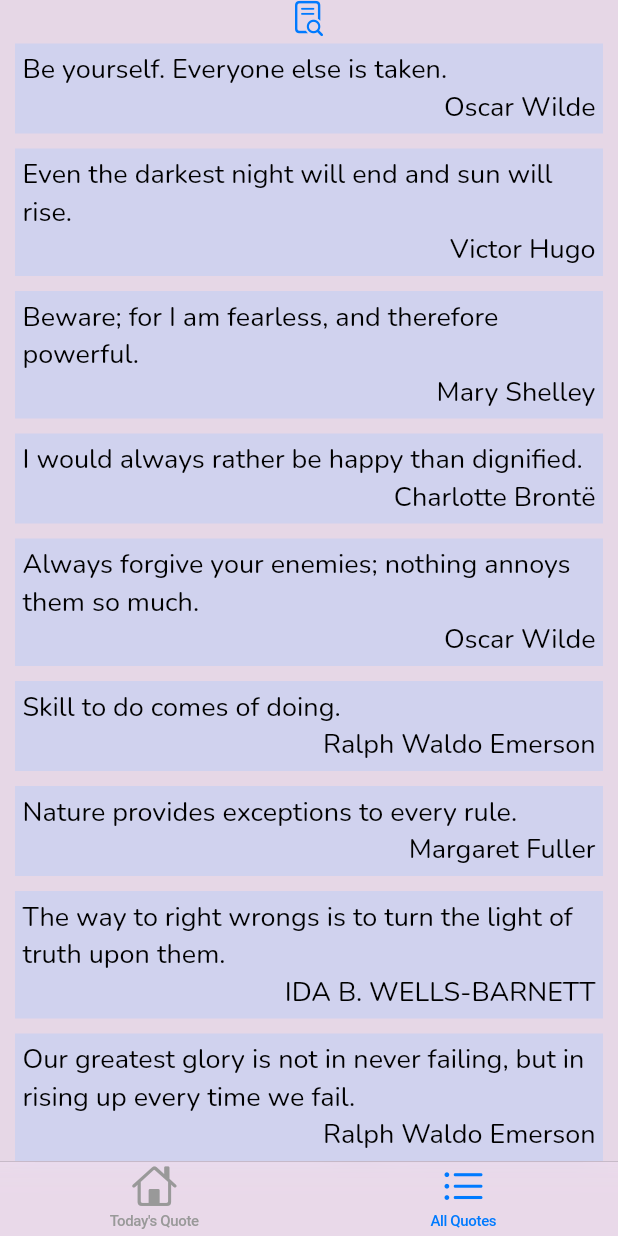
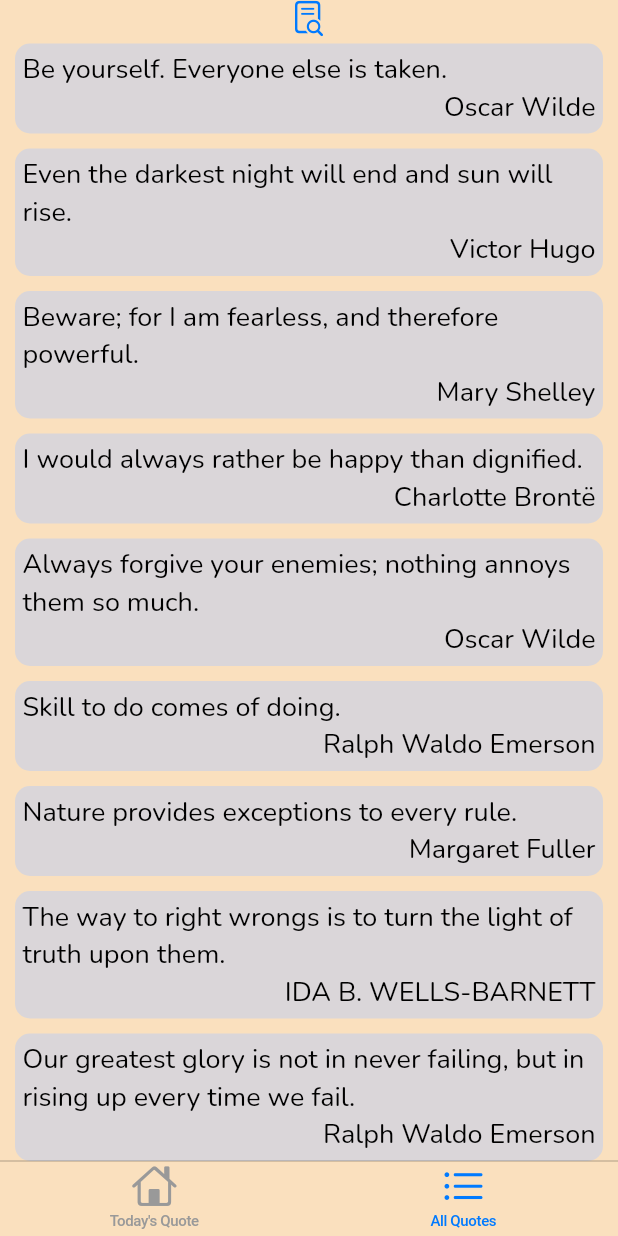
Before and after one commit to omparaday/motivationalquotes, a Flutter app: the screen it shows after launch, after a tap on "All Quotes", on a phone screen of 412 x 824 dp. Run offline on Flutter 3.47's test engine with Material 2 defaults, Android fonts, the phone set to English and light mode, and no system bars; drawn by our look-alikes of flutter_slidable; our stand-ins replace flutter_local_notifications, flutter_native_timezone, google_fonts, share_plus, shared_preferences, timezone and 1 more; missing offline and left inert: shared_preferences_web.

Commit message:
Colors updated

```diff
--- a/lib/NotificationService.dart
+++ b/lib/NotificationService.dart
@@ -37,7 +37,6 @@ class NotificationService {
 
   void onDidReceiveLocalNotification(
       int id, String? title, String? body, String? payload) {
-    print('id $id');
   }
 
   Future<void> showLocalNotification({
--- a/lib/listpage.dart
+++ b/lib/listpage.dart
@@ -1,5 +1,3 @@
-import 'dart:math';
-
 import 'package:flutter/cupertino.dart';
 import 'package:flutter/foundation.dart';
 import 'package:flutter/material.dart';
@@ -7,10 +5,7 @@ import 'package:motivational_quotes/dbhelpers/DailyData.dart';
 import 'package:motivational_quotes/dbhelpers/QuoteHelper.dart';
 import 'package:motivational_quotes/widgets/DecoratedText.dart';
 import 'package:motivational_quotes/widgets/ImageShare.dart';
-import 'package:motivational_quotes/widgets/RounderSegmentControl.dart';
 import 'package:share_plus/share_plus.dart';
-
-import 'l10n/Localizations.dart';
 
 class AllQuotesPage extends StatefulWidget {
   @override
@@ -18,7 +13,7 @@ class AllQuotesPage extends StatefulWidget {
 }
 
 class _AllQuotesPageState extends State<AllQuotesPage> {
-  late List<Widget> recentData;
+  late List<Widget> allQuotesWidgetList;
 
   void dataChangeCallback() {
     fetchAllQuotes();
@@ -27,7 +22,7 @@ class _AllQuotesPageState extends State<AllQuotesPage> {
   @override
   void initState() {
     super.initState();
-    recentData = [];
+    allQuotesWidgetList = [];
     registerWriteCallback(dataChangeCallback);
     fetchAllQuotes();
   }
@@ -44,7 +39,7 @@ class _AllQuotesPageState extends State<AllQuotesPage> {
               Container(
                   child: Column(
                 crossAxisAlignment: CrossAxisAlignment.stretch,
-                children: recentData,
+                children: allQuotesWidgetList,
               ))
             ],
           ),
@@ -55,12 +50,12 @@ class _AllQuotesPageState extends State<AllQuotesPage> {
 
   Future<void> fetchAllQuotes() async {
     Map<String, dynamic> quoteList = await QuoteHelper.getAllQuotes();
-    recentData.clear();
+    allQuotesWidgetList.clear();
     quoteList?.forEach((key, value) {
-      recentData.add(DecoratedText(key, value[value.keys.elementAt(0)], value.keys.elementAt(0), showSharePopup));
+      allQuotesWidgetList.add(DecoratedText(key, value[value.keys.elementAt(0)], value.keys.elementAt(0), showSharePopup));
     });
     setState(() {
-      recentData = recentData;
+      allQuotesWidgetList = allQuotesWidgetList;
     });
   }
 
--- a/lib/main.dart
+++ b/lib/main.dart
@@ -14,7 +14,7 @@ const double SMALL_FONTSIZE = 16;
 const double FONTSIZE = 18;
 const double MEDIUM_FONTSIZE = 20;
 const double LARGE_FONTSIZE = 28;
-const Color commonBG = Color.fromARGB(189, 242, 225, 242);
+const Color commonBG = Color.fromARGB(255, 250, 224, 190);
 void main() {
   runApp(new CupertinoApp(
       debugShowCheckedModeBanner: false,
--- a/lib/quoteoftheday.dart
+++ b/lib/quoteoftheday.dart
@@ -18,11 +18,14 @@ import 'dart:math' as math;
 import 'main.dart';
 
 const int ID_DAILY_NOTIFICATION = 1;
+
 class QuoteOfTheDay extends StatefulWidget {
   @override
   State<QuoteOfTheDay> createState() => _QuoteOfTheDayState();
 }
-class _QuoteOfTheDayState extends State<QuoteOfTheDay> with WidgetsBindingObserver {
+
+class _QuoteOfTheDayState extends State<QuoteOfTheDay>
+    with WidgetsBindingObserver {
   late quote.Quote? _quote;
   bool _isFavoriteQuote = false;
   late List<Widget> _favoriteQuoteWidgets;
@@ -53,10 +56,10 @@ class _QuoteOfTheDayState extends State<QuoteOfTheDay> with WidgetsBindingObserv
         }
         DateTime nextTimeToNotify = DateTime.now().add(Duration(minutes: 5));
         //nextTimeToNotify = new DateTime(nextTimeToNotify.year, nextTimeToNotify.month, nextTimeToNotify.day, 20, 30);
-        int secondsToNotify = nextTimeToNotify.difference(DateTime.now()).inSeconds;
+        int secondsToNotify =
+            nextTimeToNotify.difference(DateTime.now()).inSeconds;
         notificationService.cancelSingleNotifications(ID_DAILY_NOTIFICATION);
         fetchFavoriteQuotes();
-        print('fetching favorite quotes');
         break;
       case AppLifecycleState.inactive:
         break;
@@ -70,9 +73,7 @@ class _QuoteOfTheDayState extends State<QuoteOfTheDay> with WidgetsBindingObserv
   @override
   void initState() {
     super.initState();
-    quote.QuoteHelper.registerFavoriteUpdateCallback(
-            () {
-              print('inside callback');
+    quote.QuoteHelper.registerFavoriteUpdateCallback(() {
       fetchFavoriteQuotes();
     });
     _dateKey = dailydata.getDateKeyFormat(DateTime.now());
@@ -93,12 +94,6 @@ class _QuoteOfTheDayState extends State<QuoteOfTheDay> with WidgetsBindingObserv
 
   @override
   Widget build(BuildContext context) {
-    print('in build');
-    for (Widget widget in _favoriteQuoteWidgets) {
-      DecoratedText dt = widget as DecoratedText;
-      print(dt.text);
-    }
-
     return Container(
         margin: EdgeInsets.only(left: 10.0, right: 10.0),
         child: SingleChildScrollView(
@@ -113,64 +108,54 @@ class _QuoteOfTheDayState extends State<QuoteOfTheDay> with WidgetsBindingObserv
                     L10n.of(context).resource('quoteoftheday'),
                     style: TextStyle(fontSize: 22, fontWeight: FontWeight.bold),
                   ),
-                  _quote != null ? GestureDetector(
+                  _quote != null
+                      ? GestureDetector(
                           onHorizontalDragEnd: (DragEndDetails details) {
-                        print(details.primaryVelocity);
-                        print('pps' + details.velocity.pixelsPerSecond.toString());
-                        if (details.velocity.pixelsPerSecond.dx.abs() > details.velocity.pixelsPerSecond.dy.abs()) {
+                            if (details.velocity.pixelsPerSecond.dx.abs() >
+                                details.velocity.pixelsPerSecond.dy.abs()) {
                               if (details.primaryVelocity! > 0) {
                                 // User swiped Left
-                            print('left');
                               } else if (details.primaryVelocity! < 0) {
                                 // User swiped Right
-                            print('right');
                               }
                             }
                           },
                           child: Container(
                             padding: EdgeInsets.all(5.0),
                             decoration: BoxDecoration(
-                          borderRadius: BorderRadius.all(Radius.circular(5.0)),
+                              borderRadius:
+                                  BorderRadius.all(Radius.circular(5.0)),
                             ),
-                        child: Column(mainAxisSize: MainAxisSize.min, children: <Widget>[
+                            child: Column(
+                                mainAxisSize: MainAxisSize.min,
+                                children: <Widget>[
                                   RepaintBoundary(
                                       key: globalKey,
                                       child: Container(
-                                width: math.min(300, MediaQuery.of(context).size.width),
-                                color: Color.fromARGB(255, 250, 224, 190),
+                                        width: math.min(300,
+                                            MediaQuery.of(context).size.width),
+                                        color:
+                                            Color.fromARGB(255, 250, 224, 190),
                                         padding: EdgeInsets.all(10),
                                         child: Column(
                                           children: <Widget>[
-                                    Row(children: <Widget>[
-                                      Image.asset(
-                                        'assets/goodnessOldPaper.png',
-                                        width: 15,
-                                        height: 15,
-                                      ),
-                                      SizedBox(
-                                        width: 10,
-                                      ),
-                                      Text(
-                                        'goodness.day',
-                                        style: TextStyle(
-                                            fontFamily: GoogleFonts.caveat().fontFamily,
-                                            color: CupertinoColors.black,
-                                            fontSize: VERYSMALL_FONTSIZE),
-                                      )
-                                    ]),
                                             SizedBox(
                                               height: 10,
                                             ),
                                             Text(_quote?.content ?? "",
                                                 style: TextStyle(
-                                            fontFamily: GoogleFonts.caveat().fontFamily,
-                                            color: CupertinoColors.black,
+                                                    fontFamily:
+                                                        GoogleFonts.caveat()
+                                                            .fontFamily,
+                                                    color:
+                                                        CupertinoColors.black,
                                                     fontSize: LARGE_FONTSIZE))
                                           ],
                                         ),
                                       )),
                                   Row(
-                              mainAxisAlignment: MainAxisAlignment.center,
+                                      mainAxisAlignment:
+                                          MainAxisAlignment.center,
                                       children: <Widget>[
                                         CupertinoButton(
                                           onPressed: null,
@@ -178,11 +163,14 @@ class _QuoteOfTheDayState extends State<QuoteOfTheDay> with WidgetsBindingObserv
                                         ),
                                         CupertinoButton(
                                           onPressed: toggleFavoriteQuote,
-                                  child: _isFavoriteQuote ? Icon(CupertinoIcons.heart_fill) : Icon(CupertinoIcons.heart),
+                                          child: _isFavoriteQuote
+                                              ? Icon(CupertinoIcons.heart_fill)
+                                              : Icon(CupertinoIcons.heart),
                                         )
                                       ]),
                                 ]),
-                      )) : SizedBox.shrink(),
+                          ))
+                      : SizedBox.shrink(),
                   Text(
                     L10n.of(context).resource('favorites'),
                     style: TextStyle(fontSize: 22, fontWeight: FontWeight.bold),
@@ -193,7 +181,6 @@ class _QuoteOfTheDayState extends State<QuoteOfTheDay> with WidgetsBindingObserv
                     crossAxisAlignment: CrossAxisAlignment.stretch,
                     children: _favoriteQuoteWidgets,
                   ))
-
                 ],
               ),
             ),
@@ -209,14 +196,13 @@ class _QuoteOfTheDayState extends State<QuoteOfTheDay> with WidgetsBindingObserv
   Future<void> fetchFavoriteQuotes() async {
     _favoriteQuoteList = await quote.QuoteHelper.getFavoriteQuotes();
     _favoriteQuoteWidgets = <Widget>[];
-    print(_favoriteQuoteList.length);
     _favoriteQuoteWidgets.clear();
-    for(quote.Quote q in _favoriteQuoteList.reversed) {
-      print(q.name + " " + q.author + " " + q.content);
-      _favoriteQuoteWidgets.add(new DecoratedText(q.name, q.content, q.author, showSharePopup));
+    for (quote.Quote q in _favoriteQuoteList.reversed) {
+      _favoriteQuoteWidgets
+          .add(new DecoratedText(q.name, q.content, q.author, showSharePopup));
     }
     setState(() {
-      _isFavoriteQuote = isFavoriteQuote(_quote?.name?? '');
+      _isFavoriteQuote = isFavoriteQuote(_quote?.name ?? '');
     });
   }
 
@@ -231,7 +217,7 @@ class _QuoteOfTheDayState extends State<QuoteOfTheDay> with WidgetsBindingObserv
   startFlow() async {
     quote.Quote q = await quote.QuoteHelper.getNewQuote();
     setState(() {
-    _quote = q;});
+      _quote = q;
+    });
   }
-
 }
--- a/lib/widgets/DecoratedText.dart
+++ b/lib/widgets/DecoratedText.dart
@@ -8,6 +8,7 @@ class DecoratedText extends StatefulWidget {
   Function _onTap;
   TextStyle? textStyle;
   Color? backgroundColor;
+
   String get text => _text;
 
   DecoratedText(String this._name, String this._text, String this._author,
@@ -34,29 +35,35 @@ class DecoratedTextState extends State<DecoratedText> {
 
   @override
   Widget build(BuildContext context) {
-    return Slidable(
+    return Container(
+        decoration: BoxDecoration(
+          borderRadius: BorderRadius.circular(10),
+          color: QuoteHelper.isFavoriteQuote(_name)
+              ? Color.fromARGB(50, 0, 153, 0)
+              : Color.fromARGB(125, 184, 204, 245),
+        ),
+        margin: const EdgeInsets.only(top: 5.0, bottom: 5.0),
+        child: Slidable(
           child: GestureDetector(
               onTap: () {
-            print('dt tapped');
                 _onTap(_name, _text);
                 setState(() {
                   showOverflow = false;
                 });
               },
               child: Container(
-              child: Container(
-                  margin: const EdgeInsets.only(top: 5.0, bottom: 5.0),
-                  color: QuoteHelper.isFavoriteQuote(_name) ? Color.fromARGB(125, 247, 239, 138)
-                      : Color.fromARGB(125, 184, 204, 245),
-                  child: Container(
                   padding: const EdgeInsets.all(5.0),
-                      child: Column(crossAxisAlignment: CrossAxisAlignment.start, children: <Widget>[
+                  child: Column(
+                      crossAxisAlignment: CrossAxisAlignment.start,
+                      children: <Widget>[
                         Text(
                           _text,
                           style: textStyle,
                         ),
-                        Row(mainAxisAlignment: MainAxisAlignment.end, children: <Widget>[Text(_author)]),
-                      ]))))),
+                        Row(
+                            mainAxisAlignment: MainAxisAlignment.end,
+                            children: <Widget>[Text(_author)]),
+                      ]))),
           endActionPane: ActionPane(
             motion: ScrollMotion(),
             children: [
@@ -64,19 +71,21 @@ class DecoratedTextState extends State<DecoratedText> {
                 // An action can be bigger than the others.
                 flex: 2,
                 onPressed: toggleFavoriteQuote,
-            backgroundColor: QuoteHelper.isFavoriteQuote(_name) ? Color.fromARGB(255, 212, 84, 70) :
-            Color.fromARGB(255, 102, 145, 84),
+                backgroundColor: QuoteHelper.isFavoriteQuote(_name)
+                    ? Color.fromARGB(255, 212, 84, 70)
+                    : Color.fromARGB(255, 102, 145, 84),
                 foregroundColor: CupertinoColors.white,
                 icon: CupertinoIcons.infinite,
-            label: QuoteHelper.isFavoriteQuote(_name) ? 'Remove Favorite' : 'Add Favorite',
+                label: QuoteHelper.isFavoriteQuote(_name)
+                    ? 'Remove Favorite'
+                    : 'Add Favorite',
               ),
             ],
           ),
-    );
+        ));
   }
 
   Future<void> toggleFavoriteQuote(BuildContext context) async {
-    print('toggling fav uote');
     await QuoteHelper.toggleFavoriteQuote(_name);
     setState(() {});
   }
```
Lines whose indentation alone changed are shown as unchanged.
